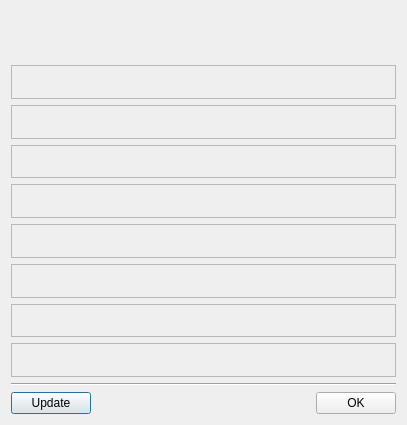
Before: the Qt Designer form cweather.ui in PavelMr/skytechx, drawn with Qt 5.
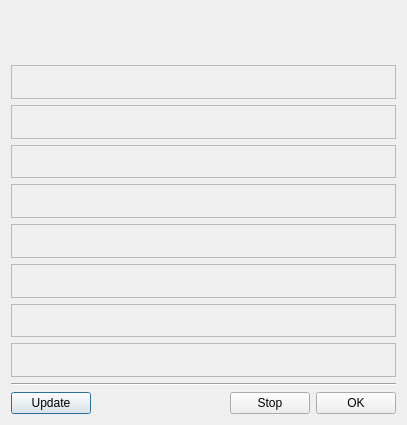
After: the same form once the commit is applied.

```diff
--- a/cweather.ui
+++ b/cweather.ui
@@ -257,6 +257,13 @@
          </property>
         </spacer>
        </item>
+       <item>
+        <widget class="QPushButton" name="pushButton_3">
+         <property name="text">
+          <string>Stop</string>
+         </property>
+        </widget>
+       </item>
        <item>
         <widget class="QPushButton" name="pushButton_2">
          <property name="text">
```
